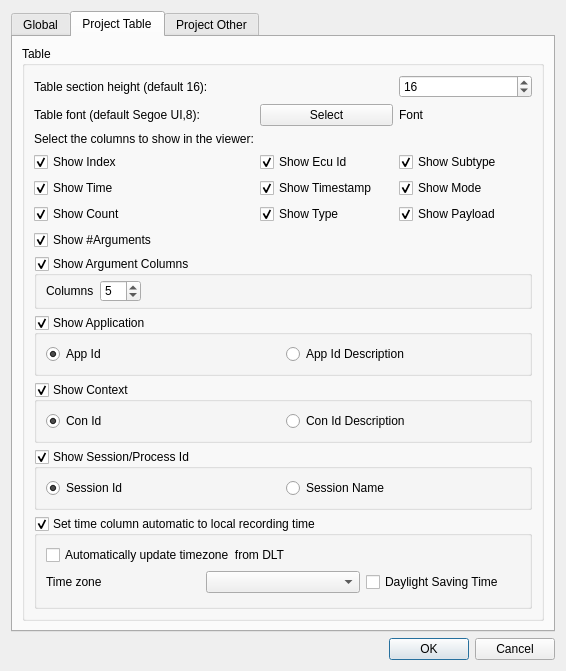
Old version of the form src/settingsdialog.ui in the repository COVESA/dlt-viewer.
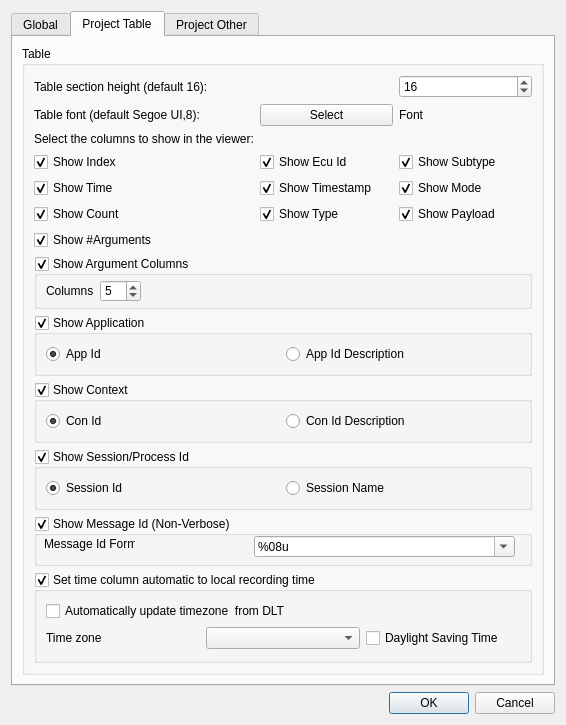
New version of the form. The open tabs and pages were chosen to show the change. Icons and pictures are not drawn.

Commit message: add extended nonverbose messageid support: column,filter,search

What changed in the file:
```diff
--- a/src/settingsdialog.ui
+++ b/src/settingsdialog.ui
@@ -376,7 +376,7 @@
           <string>Table</string>
          </property>
          <layout class="QGridLayout" name="gridLayout_7">
-          <item row="6" column="0">
+          <item row="7" column="0">
            <widget class="QGroupBox" name="groupBoxAutomaticTimeSettings">
             <property name="title">
              <string>Set time column automatic to local recording time</string>
@@ -739,6 +739,60 @@
             </item>
            </layout>
           </item>
+          <item row="6" column="0">
+           <widget class="QGroupBox" name="groupBoxMessageId">
+            <property name="sizePolicy">
+             <sizepolicy hsizetype="Preferred" vsizetype="Minimum">
+              <horstretch>0</horstretch>
+              <verstretch>0</verstretch>
+             </sizepolicy>
+            </property>
+            <property name="minimumSize">
+             <size>
+              <width>0</width>
+              <height>50</height>
+             </size>
+            </property>
+            <property name="title">
+             <string>Show Message Id (Non-Verbose)</string>
+            </property>
+            <property name="checkable">
+             <bool>true</bool>
+            </property>
+            <widget class="QComboBox" name="comboBox_MessageIdFormat">
+             <property name="geometry">
+              <rect>
+               <x>220</x>
+               <y>20</y>
+               <width>261</width>
+               <height>21</height>
+              </rect>
+             </property>
+             <property name="editable">
+              <bool>true</bool>
+             </property>
+             <property name="currentText">
+              <string>%08u</string>
+             </property>
+             <property name="maxCount">
+              <number>30</number>
+             </property>
+            </widget>
+            <widget class="QLabel" name="label_MessageIdFormat">
+             <property name="geometry">
+              <rect>
+               <x>10</x>
+               <y>20</y>
+               <width>91</width>
+               <height>16</height>
+              </rect>
+             </property>
+             <property name="text">
+              <string>Message Id Format</string>
+             </property>
+            </widget>
+           </widget>
+          </item>
          </layout>
         </widget>
        </item>
```
The commit also changes 17 other files.
